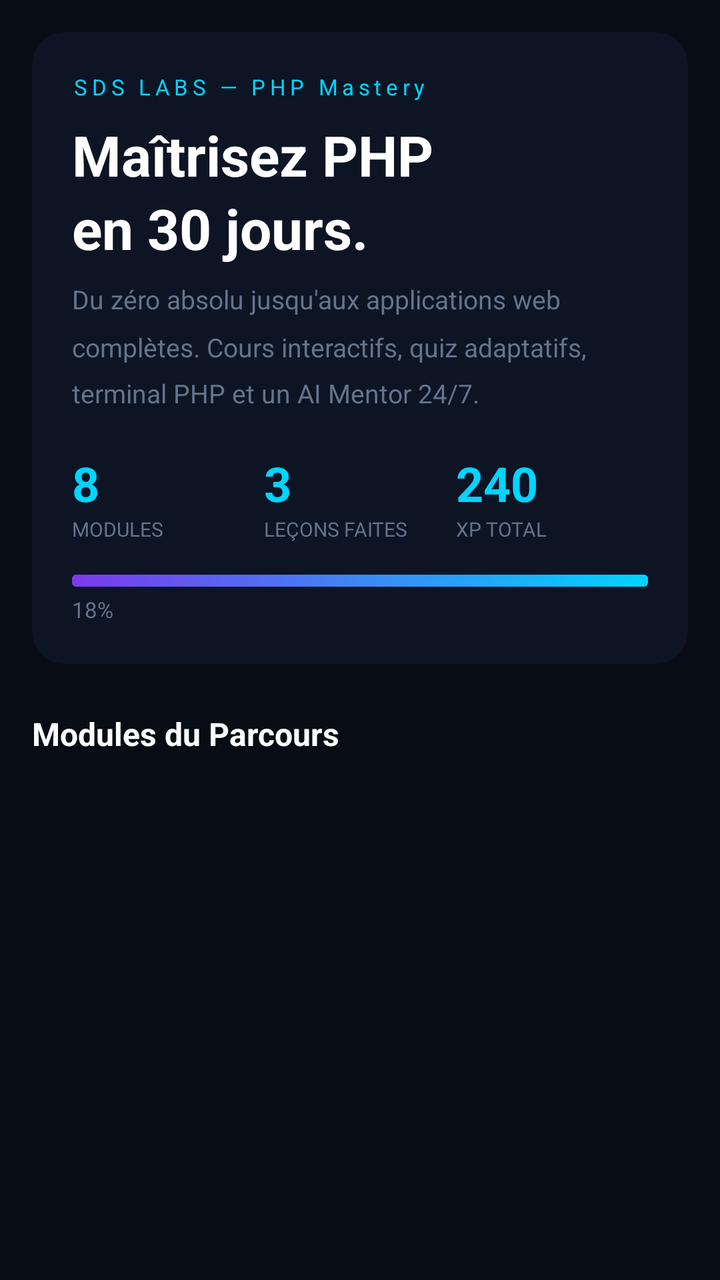
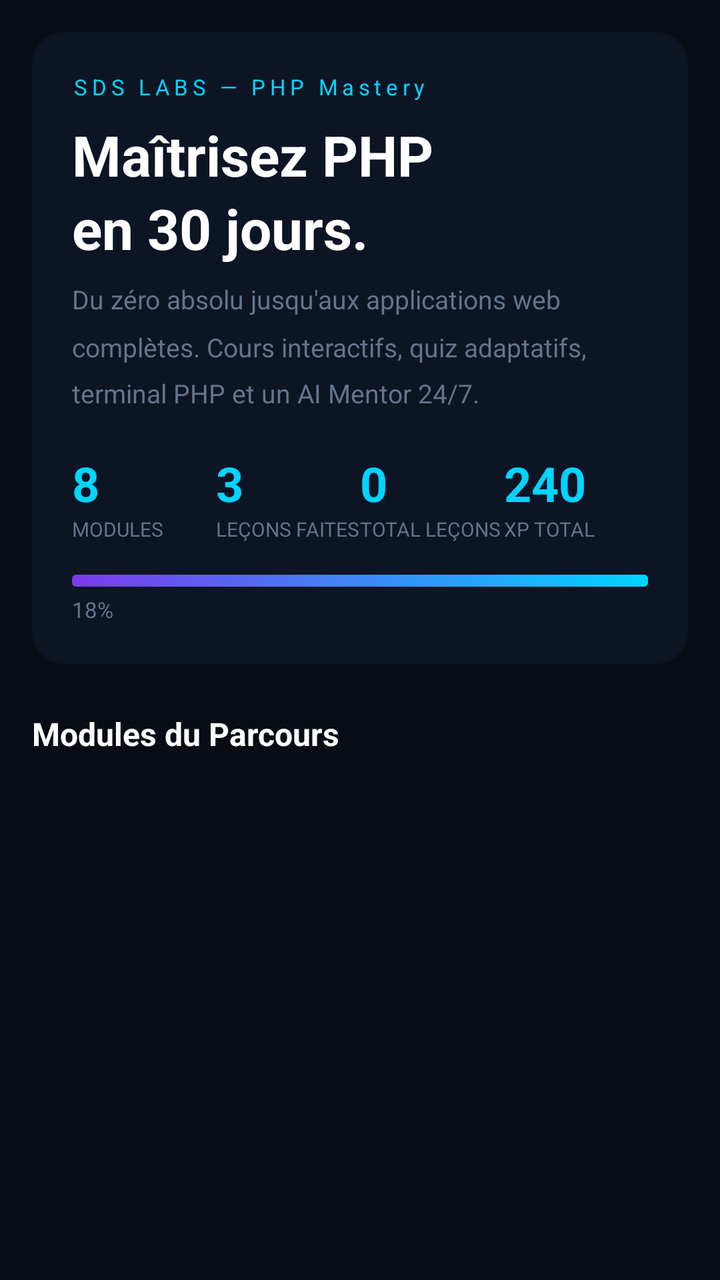

Two renders of the same Android screen: before a commit and after it. Below are the layout's source before the change and the commit's diff.
<!-- AndroidManifest.xml: application theme Theme.SDSLabs -->
<!-- res/layout/fragment_home.xml -->
<?xml version="1.0" encoding="utf-8"?>
<ScrollView xmlns:android="http://schemas.android.com/apk/res/android"
    android:layout_width="match_parent"
    android:layout_height="match_parent"
    android:background="#080c14">

    <LinearLayout
        android:layout_width="match_parent"
        android:layout_height="wrap_content"
        android:orientation="vertical"
        android:padding="16dp">

        
        <androidx.cardview.widget.CardView
            android:layout_width="match_parent"
            android:layout_height="wrap_content"
            android:layout_marginBottom="24dp"
            app:cardBackgroundColor="#0d1424"
            app:cardCornerRadius="16dp"
            app:cardElevation="0dp"
            xmlns:app="http://schemas.android.com/apk/res-auto">

            <LinearLayout
                android:layout_width="match_parent"
                android:layout_height="wrap_content"
                android:orientation="vertical"
                android:padding="20dp">

                <TextView
                    android:layout_width="wrap_content"
                    android:layout_height="wrap_content"
                    android:text="SDS LABS — PHP Mastery"
                    android:textColor="#00d4ff"
                    android:textSize="11sp"
                    android:letterSpacing="0.2"
                    android:layout_marginBottom="8dp" />

                <TextView
                    android:layout_width="wrap_content"
                    android:layout_height="wrap_content"
                    android:text="Maîtrisez PHP\nen 30 jours."
                    android:textColor="#FFFFFF"
                    android:textSize="28sp"
                    android:textStyle="bold"
                    android:lineSpacingMultiplier="1.1"
                    android:layout_marginBottom="8dp" />

                <TextView
                    android:layout_width="match_parent"
                    android:layout_height="wrap_content"
                    android:text="Du zéro absolu jusqu'aux applications web complètes. Cours interactifs, quiz adaptatifs, terminal PHP et un AI Mentor 24/7."
                    android:textColor="#64748b"
                    android:textSize="13sp"
                    android:lineSpacingMultiplier="1.5"
                    android:layout_marginBottom="20dp" />

                
                <LinearLayout
                    android:layout_width="match_parent"
                    android:layout_height="wrap_content"
                    android:orientation="horizontal"
                    android:layout_marginBottom="16dp">

                    <LinearLayout
                        android:layout_width="0dp"
                        android:layout_height="wrap_content"
                        android:layout_weight="1"
                        android:orientation="vertical">
                        <TextView
                            android:layout_width="wrap_content"
                            android:layout_height="wrap_content"
                            android:text="8"
                            android:textColor="#00d4ff"
                            android:textSize="24sp"
                            android:textStyle="bold" />
                        <TextView
                            android:layout_width="wrap_content"
                            android:layout_height="wrap_content"
                            android:text="MODULES"
                            android:textColor="#64748b"
                            android:textSize="10sp" />
                    </LinearLayout>

                    <LinearLayout
                        android:layout_width="0dp"
                        android:layout_height="wrap_content"
                        android:layout_weight="1"
                        android:orientation="vertical">
                        <TextView
                            android:id="@+id/tvCompletedLessons"
                            android:layout_width="wrap_content"
                            android:layout_height="wrap_content"
                            android:text="3"
                            android:textColor="#00d4ff"
                            android:textSize="24sp"
                            android:textStyle="bold" />
                        <TextView
                            android:layout_width="wrap_content"
                            android:layout_height="wrap_content"
                            android:text="LEÇONS FAITES"
                            android:textColor="#64748b"
                            android:textSize="10sp" />
                    </LinearLayout>

                    <LinearLayout
                        android:layout_width="0dp"
                        android:layout_height="wrap_content"
                        android:layout_weight="1"
                        android:orientation="vertical">
                        <TextView
                            android:id="@+id/tvXpValue"
                            android:layout_width="wrap_content"
                            android:layout_height="wrap_content"
                            android:text="240"
                            android:textColor="#00d4ff"
                            android:textSize="24sp"
                            android:textStyle="bold" />
                        <TextView
                            android:layout_width="wrap_content"
                            android:layout_height="wrap_content"
                            android:text="XP TOTAL"
                            android:textColor="#64748b"
                            android:textSize="10sp" />
                    </LinearLayout>
                </LinearLayout>

                
                <ProgressBar
                    android:id="@+id/progressBar"
                    style="?android:attr/progressBarStyleHorizontal"
                    android:layout_width="match_parent"
                    android:layout_height="6dp"
                    android:max="100"
                    android:progress="18"
                    android:progressDrawable="@drawable/progress_gradient" />

                <TextView
                    android:id="@+id/tvProgressPercent"
                    android:layout_width="wrap_content"
                    android:layout_height="wrap_content"
                    android:text="18%"
                    android:textColor="#64748b"
                    android:textSize="11sp"
                    android:layout_marginTop="4dp" />
            </LinearLayout>
        </androidx.cardview.widget.CardView>

        
        <TextView
            android:layout_width="match_parent"
            android:layout_height="wrap_content"
            android:text="Modules du Parcours"
            android:textColor="#FFFFFF"
            android:textSize="16sp"
            android:textStyle="bold"
            android:layout_marginBottom="12dp" />

        
        <LinearLayout
            android:id="@+id/modulesContainer"
            android:layout_width="match_parent"
            android:layout_height="wrap_content"
            android:orientation="vertical"
            android:divider="@drawable/divider_transparent_8dp"
            android:showDividers="middle" />

    </LinearLayout>
</ScrollView>
<!-- resources referenced by this layout -->
<resources>
  <!-- drawable divider_transparent_8dp (drawable) -->
  <?xml version="1.0" encoding="utf-8"?>
  <shape xmlns:android="http://schemas.android.com/apk/res/android" android:shape="rectangle">
      <solid android:color="#00000000" />
      <size android:height="8dp" />
  </shape>
  <!-- drawable progress_gradient (drawable) -->
  <?xml version="1.0" encoding="utf-8"?>
  <shape xmlns:android="http://schemas.android.com/apk/res/android" android:shape="rectangle">
      <gradient
          android:startColor="#7c3aed"
          android:endColor="#00d4ff"
          android:angle="0" />
      <corners android:radius="2dp" />
  </shape>
  <style name="Theme.SDSLabs" parent="Theme.MaterialComponents.NoActionBar">
          <item name="colorPrimary">@color/accent2</item>
          <item name="colorPrimaryVariant">@color/accent</item>
          <item name="colorOnPrimary">@color/white</item>
          <item name="colorSecondary">@color/accent</item>
          <item name="colorOnSecondary">@color/bg</item>
          <item name="android:windowBackground">@color/bg</item>
          <item name="android:statusBarColor">@color/bg</item>
          <item name="android:navigationBarColor">@color/surface</item>
          <item name="android:textColor">@color/text</item>
      </style>
  <color name="accent2">#7c3aed</color>
  <color name="accent">#00d4ff</color>
  <color name="white">#FFFFFF</color>
  <color name="bg">#080c14</color>
  <color name="surface">#0d1424</color>
  <color name="text">#e2e8f0</color>
</resources>

<!-- the commit's change to res/layout/fragment_home.xml (unified diff, before → after) -->
@@ -108,6 +108,27 @@
                         android:layout_weight="1"
                         android:orientation="vertical">
                         <TextView
+                            android:id="@+id/tvTotalLessons"
+                            android:layout_width="wrap_content"
+                            android:layout_height="wrap_content"
+                            android:text="0"
+                            android:textColor="#00d4ff"
+                            android:textSize="24sp"
+                            android:textStyle="bold" />
+                        <TextView
+                            android:layout_width="wrap_content"
+                            android:layout_height="wrap_content"
+                            android:text="TOTAL LEÇONS"
+                            android:textColor="#64748b"
+                            android:textSize="10sp" />
+                    </LinearLayout>
+
+                    <LinearLayout
+                        android:layout_width="0dp"
+                        android:layout_height="wrap_content"
+                        android:layout_weight="1"
+                        android:orientation="vertical">
+                        <TextView
                             android:id="@+id/tvXpValue"
                             android:layout_width="wrap_content"
                             android:layout_height="wrap_content"
